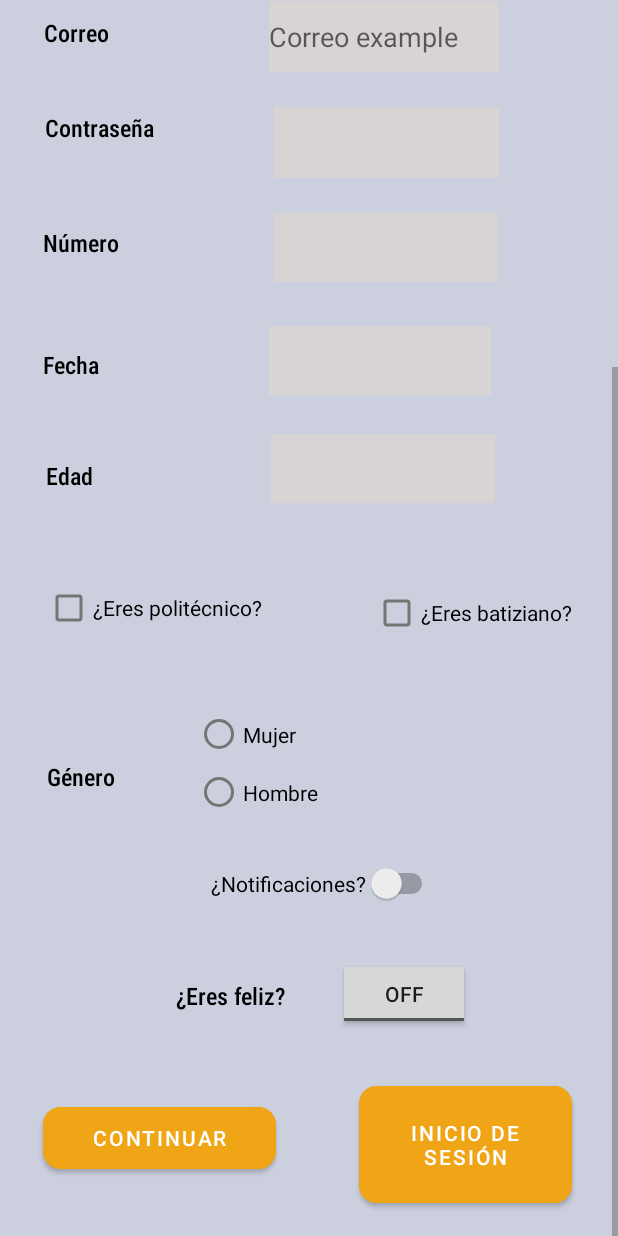
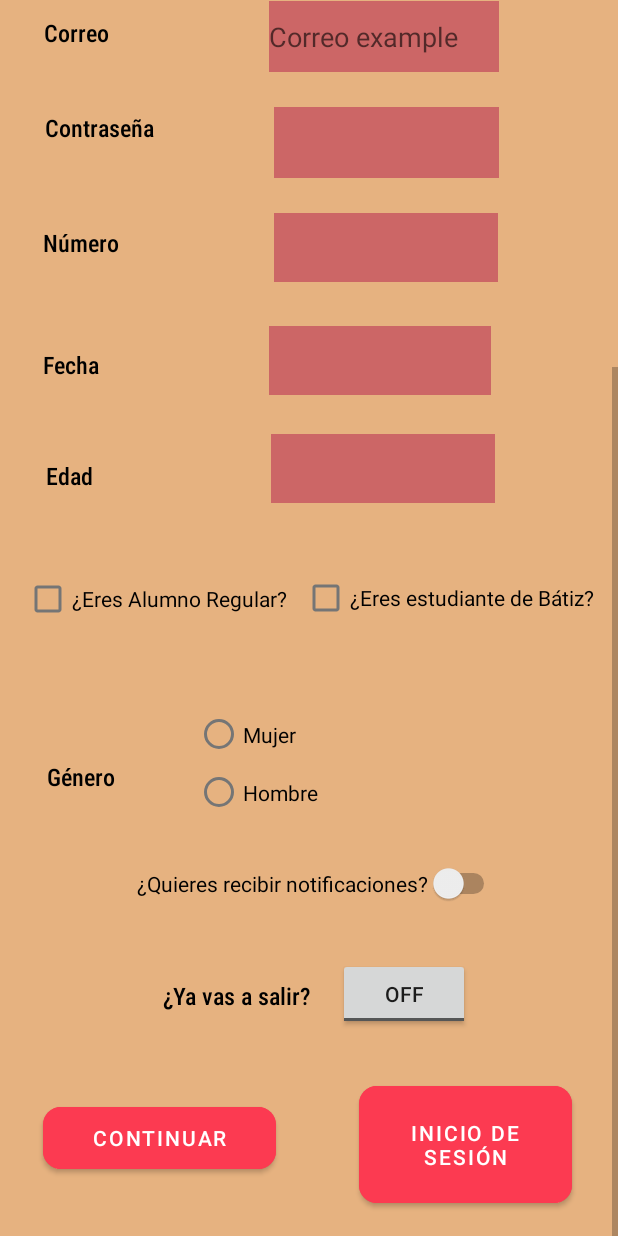
Before and after one commit to GabrielPenaHdz/SplashNuevo, an Android app: the registro screen opened directly, with no data from a screen before it, scrolled down 348 dp, on a phone screen of 412 x 824 dp. Run offline under Robolectric (Android 15) with nearby library versions, the phone set to English and light mode, and no system bars.

Commit message:
Cambios primerP

```diff
--- a/app/src/main/res/layout/activity_olvidar.xml
+++ b/app/src/main/res/layout/activity_olvidar.xml
@@ -42,7 +42,7 @@
         android:id="@+id/xd"
         android:layout_width="341dp"
         android:layout_height="86dp"
-        android:background="@color/blue2"
+        android:background="@color/purple_500"
         android:fontFamily="@font/amiko_bold"
         android:text="@string/res"
         android:textAlignment="center"
@@ -89,7 +89,7 @@
         android:id="@+id/recid"
         android:layout_width="165dp"
         android:layout_height="66dp"
-        android:backgroundTint="#1a579f"
+        android:backgroundTint="@color/purple_700"
         android:text="@string/envy"
         app:cornerRadius="10dp"
         app:layout_constraintBottom_toBottomOf="parent"
@@ -103,7 +103,7 @@
         android:id="@+id/loid"
         android:layout_width="177dp"
         android:layout_height="64dp"
-        android:backgroundTint="#0A3261"
+        android:backgroundTint="@color/purple_500"
         android:text="@string/label4"
         app:cornerRadius="10dp"
         app:layout_constraintBottom_toBottomOf="parent"
--- a/app/src/main/res/layout/activity_registro.xml
+++ b/app/src/main/res/layout/activity_registro.xml
@@ -90,10 +90,10 @@
             android:text="@string/batiz"
             app:layout_constraintBottom_toBottomOf="parent"
             app:layout_constraintEnd_toEndOf="parent"
-            app:layout_constraintHorizontal_bias="0.942"
+            app:layout_constraintHorizontal_bias="1.0"
             app:layout_constraintStart_toStartOf="parent"
             app:layout_constraintTop_toTopOf="@+id/guideline2"
-            app:layout_constraintVertical_bias="0.026" />
+            app:layout_constraintVertical_bias="0.0" />
 
         <CheckBox
             android:id="@+id/polid"
@@ -102,10 +102,10 @@
             android:text="@string/pol"
             app:layout_constraintBottom_toBottomOf="parent"
             app:layout_constraintEnd_toEndOf="parent"
-            app:layout_constraintHorizontal_bias="0.06"
+            app:layout_constraintHorizontal_bias="0.0"
             app:layout_constraintStart_toStartOf="parent"
             app:layout_constraintTop_toTopOf="@+id/guideline2"
-            app:layout_constraintVertical_bias="0.018" />
+            app:layout_constraintVertical_bias="0.002" />
 
         <TextView
             android:id="@+id/textView"
@@ -219,7 +219,7 @@
             android:layout_width="142dp"
             android:layout_height="90dp"
             android:layout_marginTop="1050dp"
-            android:backgroundTint="#efa516"
+            android:backgroundTint="@color/purple_200"
             android:text="@string/label4"
             app:cornerRadius="12dp"
             app:layout_constraintBottom_toBottomOf="parent"
@@ -234,7 +234,7 @@
             android:layout_width="155dp"
             android:layout_height="53dp"
             android:layout_marginTop="1050dp"
-            android:backgroundTint="#efa516"
+            android:backgroundTint="@color/purple_200"
             android:text="@string/sig1"
             app:cornerRadius="12dp"
             app:layout_constraintBottom_toBottomOf="parent"
--- a/app/src/main/res/values/colors.xml
+++ b/app/src/main/res/values/colors.xml
@@ -1,13 +1,13 @@
 <?xml version="1.0" encoding="utf-8"?>
 <resources>
-    <color name="purple_200">#f3a025</color>
-    <color name="purple_500">#f3a025</color>
-    <color name="purple_700">#101C3E</color>
-    <color name="teal_200">#0864AE</color>
-    <color name="teal_700">#FF018786</color>
+    <color name="purple_200">#fc3a51</color>
+    <color name="purple_500">#f1396d</color>
+    <color name="purple_700">#eb7b59</color>
+    <color name="teal_200">#cf4647</color>
+    <color name="teal_700">#680148</color>
     <color name="black">#FF000000</color>
     <color name="white">#FFFFFFFF</color>
-    <color name="steam">#cbcfde</color>
-    <color name="fog">#d9d4d4</color>
+    <color name="steam">#e6b280</color>
+    <color name="fog">#cc6666</color>
     <color name="blue2">#101C3E</color>
 </resources>
--- a/app/src/main/res/values/strings.xml
+++ b/app/src/main/res/values/strings.xml
@@ -20,21 +20,21 @@
     <string name="invalid_password">Password must be >5 characters</string>
     <string name="login_failed">"Login failed"</string>
     <string name="corr">Correo</string>
-    <string name="batiz">¿Eres batiziano?</string>
+    <string name="batiz">¿Eres estudiante de Bátiz?</string>
     <string name="sig1">Continuar</string>
 
     <string name="eje">Correo example</string>
     <string name="man">Hombre</string>
     <string name="wom">Mujer</string>
     <string name="gen">Género</string>
-    <string name="not">¿Notificaciones?</string>
+    <string name="not">¿Quieres recibir notificaciones?</string>
 
     <string name="num">Número</string>
     <string name="fec">Fecha</string>
     <string name="eda">Edad</string>
-    <string name="pol">¿Eres politécnico?</string>
-    <string name="fel">¿Eres feliz?</string>
-    <string name="emp">By: Technoswamp</string>
+    <string name="pol">¿Eres Alumno Regular?</string>
+    <string name="fel">¿Ya vas a salir?</string>
+    <string name="emp">En memoria de Yacate </string>
     <string name="res">Recuperar</string>
     <string name="mu">Menú</string>
     <string name="xd">Empty</string>
@@ -53,8 +53,8 @@
     <string name="c">Concluir</string>
 
     <string name="c_con">Contraseña:</string>
-    <string name="c_tit">Mis contraseñas de Battle:</string>
-    <string name="c_bat">BattleTag:</string>
+    <string name="c_tit">Mis contraseñas:</string>
+    <string name="c_bat">Usuario:</string>
 
     <string name="l_con">Estás son tus contraseñas:</string>
 
```
Also changed, not shown: app/src/main/res/layout/activity_list_view.xml (+4 -4 lines), app/src/main/res/layout/activity_main.xml (+1 -14 lines), app/src/main/res/drawable-v24/megafono.png (added), app/src/main/res/drawable-v24/yacate.png (added), app/src/main/res/drawable/origin.png (deleted), app/src/main/res/drawable/ps.png (deleted), app/src/main/res/drawable/stadia.png (deleted), app/src/main/res/drawable/steam.png (deleted), app/src/main/res/drawable/uplay.png (deleted), app/src/main/res/drawable/xbox.png (deleted), app/src/main/res/drawable/xtypem.png (deleted).
